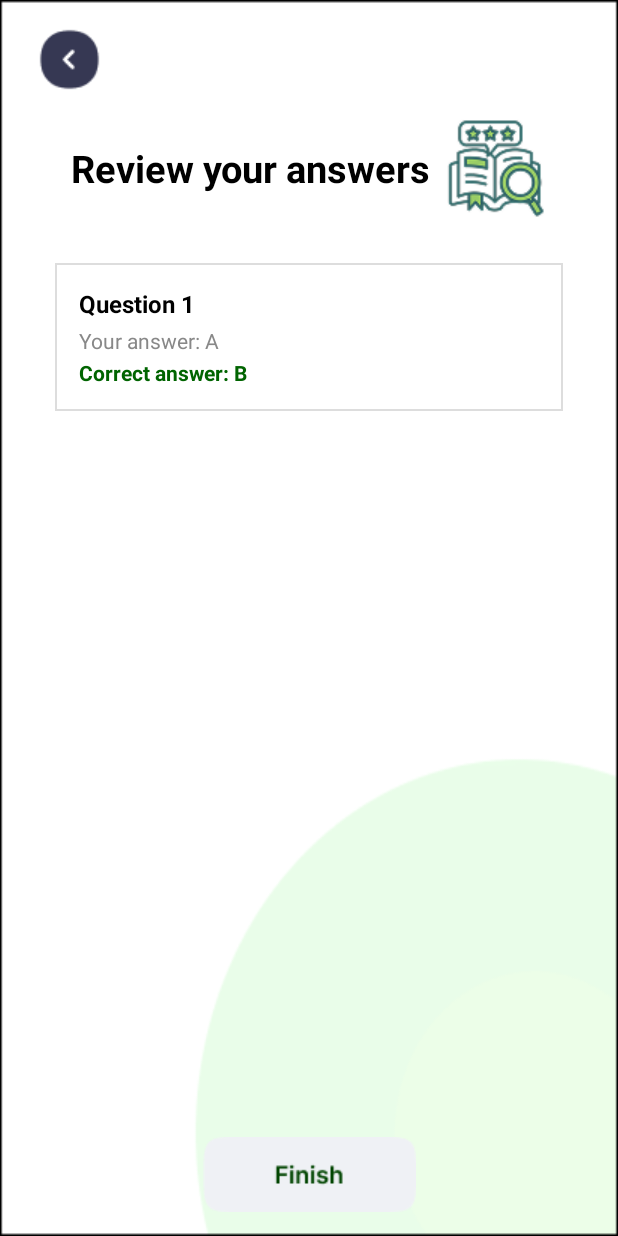
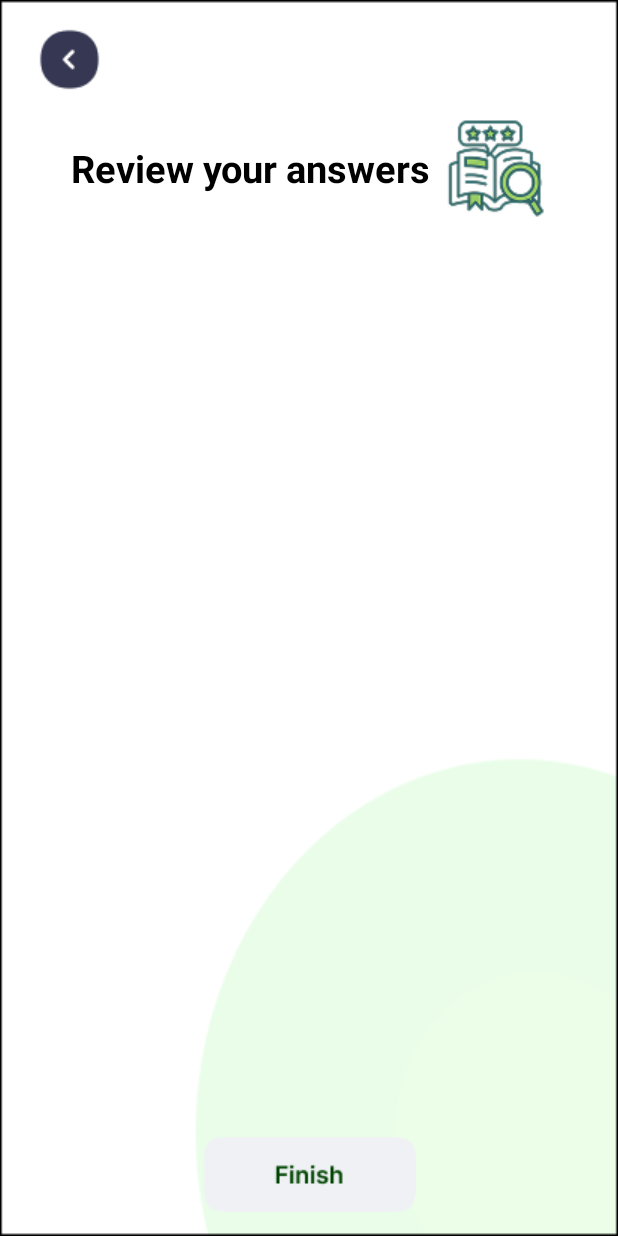
Before and after one commit to GitJuls01/CSSMasterApp, an Android app: the ReviewAnswers screen opened directly, with no data from a screen before it, on a phone screen of 412 x 824 dp. Run offline under Robolectric (Android 15) with nearby library versions, the phone set to English and light mode, and no system bars.

Commit message:
Review answer

```diff
--- a/app/build.gradle.kts
+++ b/app/build.gradle.kts
@@ -2,6 +2,7 @@ plugins {
     alias(libs.plugins.android.application)
     alias(libs.plugins.kotlin.android)
     alias(libs.plugins.google.services)
+    id("kotlin-parcelize")
 
 }
 
--- a/app/src/main/java/com/example/css/QT_ComputerHardware_MainGame.kt
+++ b/app/src/main/java/com/example/css/QT_ComputerHardware_MainGame.kt
@@ -45,7 +45,6 @@ class QT_ComputerHardware_MainGame : AppCompatActivity() {
     private lateinit var circularProgress: CircularProgressIndicator
     private lateinit var progressText: TextView
     private var questionTimer: CountDownTimer? = null
-    private var currentIndex = 0  // Keeps track of the current question index
 
     private var backPressedOnce = false
 
--- a/app/src/main/java/com/example/css/ReviewAnswers.kt
+++ b/app/src/main/java/com/example/css/ReviewAnswers.kt
@@ -3,6 +3,8 @@ package com.example.css
 import android.content.Intent
 import android.os.Bundle
 import android.widget.ImageButton
+import android.widget.LinearLayout
+import android.widget.TextView
 import androidx.activity.enableEdgeToEdge
 import androidx.appcompat.app.AppCompatActivity
 import androidx.core.view.ViewCompat
@@ -13,22 +15,48 @@ class ReviewAnswers : AppCompatActivity() {
         super.onCreate(savedInstanceState)
         enableEdgeToEdge()
         setContentView(R.layout.activity_review_answers)
+
         ViewCompat.setOnApplyWindowInsetsListener(findViewById(R.id.main)) { v, insets ->
             val systemBars = insets.getInsets(WindowInsetsCompat.Type.systemBars())
             v.setPadding(systemBars.left, systemBars.top, systemBars.right, systemBars.bottom)
             insets
         }
 
-        val backButton = findViewById<ImageButton>(R.id.back_button)
-        backButton.setOnClickListener {
-            val intent = Intent(this, QuizTime::class.java)
-            startActivity(intent)
+        val resultsContainer = findViewById<LinearLayout>(R.id.results_container)
+
+        val results: ArrayList<QT_TeacherQuiz_MainGame.QuestionResult>? =
+            if (android.os.Build.VERSION.SDK_INT >= android.os.Build.VERSION_CODES.TIRAMISU) {
+                intent.getParcelableArrayListExtra(
+                    "question_results",
+                    QT_TeacherQuiz_MainGame.QuestionResult::class.java
+                )
+            } else {
+                @Suppress("DEPRECATION")
+                intent.getParcelableArrayListExtra("question_results")
+            }
+
+        results?.forEachIndexed { index, result ->
+            val itemView = layoutInflater.inflate(R.layout.review_answer_item, resultsContainer, false)
+
+            itemView.findViewById<TextView>(R.id.question).text =
+                getString(R.string.question_format, index + 1, result.question)
+
+            itemView.findViewById<TextView>(R.id.selected_answer).text =
+                getString(R.string.your_answer_format, result.selectedAnswer)
+
+            itemView.findViewById<TextView>(R.id.correct_answer).text =
+                getString(R.string.correct_answer_format, result.correctAnswer)
+
+
+            resultsContainer.addView(itemView)
         }
 
-        val finishButton = findViewById<ImageButton>(R.id.finish_button)
-        finishButton.setOnClickListener {
-            val intent = Intent(this, QuizTime::class.java)
-            startActivity(intent)
+        findViewById<ImageButton>(R.id.back_button).setOnClickListener {
+            startActivity(Intent(this, QuizTime::class.java))
+        }
+
+        findViewById<ImageButton>(R.id.finish_button).setOnClickListener {
+            startActivity(Intent(this, QuizTime::class.java))
         }
     }
 }
--- a/app/src/main/res/layout/activity_review_answers.xml
+++ b/app/src/main/res/layout/activity_review_answers.xml
@@ -74,47 +74,15 @@
         app:layout_constraintStart_toStartOf="@id/guideline_vertical"
         app:layout_constraintEnd_toEndOf="@id/guideline_vertical_2">
 
-        <LinearLayout
-            android:layout_width="match_parent"
-            android:layout_height="wrap_content"
-            android:orientation="vertical"
-            android:padding="16dp">
-
             <LinearLayout
+                android:id="@+id/results_container"
                 android:layout_width="match_parent"
                 android:layout_height="wrap_content"
-                android:background="@drawable/review_answers_container"
                 android:orientation="vertical"
                 android:padding="16dp"
                 android:layout_marginBottom="12dp">
-
-                <TextView
-                    android:layout_width="wrap_content"
-                    android:layout_height="wrap_content"
-                    android:text="Question 1"
-                    android:textColor="@android:color/black"
-                    android:textStyle="bold"
-                    android:textSize="16sp" />
-
-                <TextView
-                    android:layout_width="wrap_content"
-                    android:layout_height="wrap_content"
-                    android:text="Your answer: A"
-                    android:textColor="#888888"
-                    android:textSize="14sp"
-                    android:layout_marginTop="4dp" />
-
-                <TextView
-                    android:layout_width="wrap_content"
-                    android:layout_height="wrap_content"
-                    android:text="Correct answer: B"
-                    android:textColor="#006400"
-                android:textStyle="bold"
-                android:textSize="14sp"
-                android:layout_marginTop="2dp" />
             </LinearLayout>
 
-        </LinearLayout>
     </ScrollView>
 
     <ImageButton
--- a/app/src/main/res/values/strings.xml
+++ b/app/src/main/res/values/strings.xml
@@ -10,4 +10,9 @@
     <string name="quiz_hardware_score">%1$d/%2$d</string>
     <string name="user_rank">Rank: %1$d</string>
 
+    <string name="question_format">Q%1$d: %2$s</string>
+    <string name="your_answer_format">Your answer: %1$s</string>
+    <string name="correct_answer_format">Correct answer: %1$s</string>
+
+
 </resources>
```
Also changed, not shown: app/src/main/java/com/example/css/QT_TeacherQuiz_Congratulation.kt (+16 -2 lines), app/src/main/java/com/example/css/QT_TeacherQuiz_MainGame.kt (+44 -5 lines), app/src/main/res/layout/review_answer_item.xml (added, +39 -0 lines).
